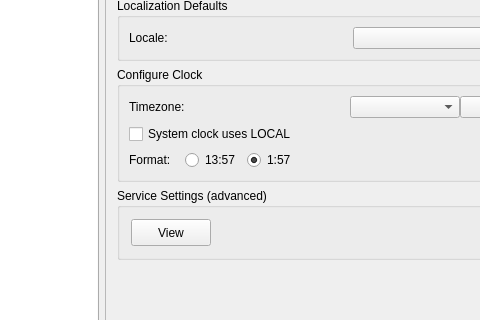
gazelle-installer/gazelle-installer, file meinstall.ui: the form before one commit; both pictures show x 95 to 575 and y 94 to 414 of the 700 by 500 pixel window.
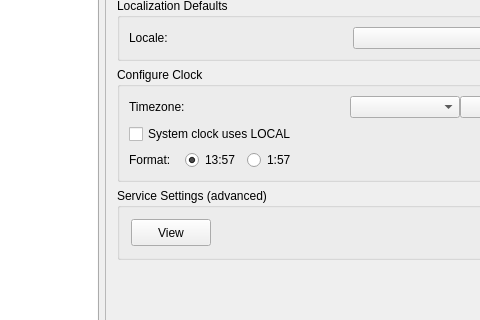
The form after the commit. The open tabs and pages were chosen to show the change. Icons and pictures are not drawn.

Commit message: Use 24-hour format by default, in most locales.

The edit to the form file:
```diff
--- a/meinstall.ui
+++ b/meinstall.ui
@@ -2274,9 +2274,6 @@
                <property name="text">
                 <string notr="true">1:57</string>
                </property>
-               <property name="checked">
-                <bool>true</bool>
-               </property>
               </widget>
              </item>
              <item row="3" column="3">
@@ -2311,6 +2308,9 @@
                <property name="text">
                 <string notr="true">13:57</string>
                </property>
+               <property name="checked">
+                <bool>true</bool>
+               </property>
               </widget>
              </item>
              <item row="0" column="0" colspan="4">
```
The commit also changes 1 other file.
